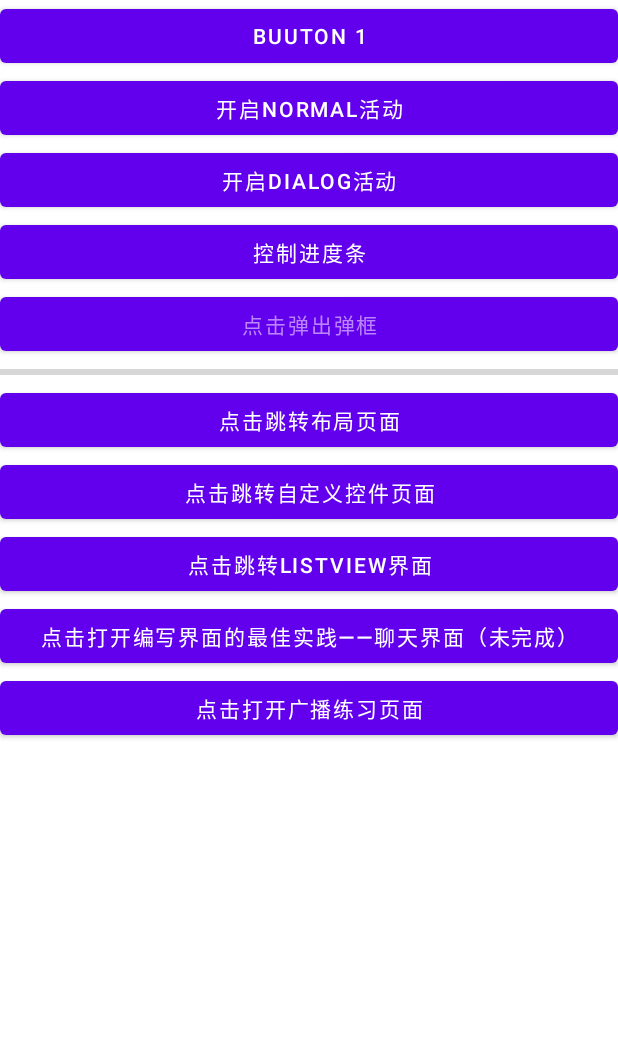
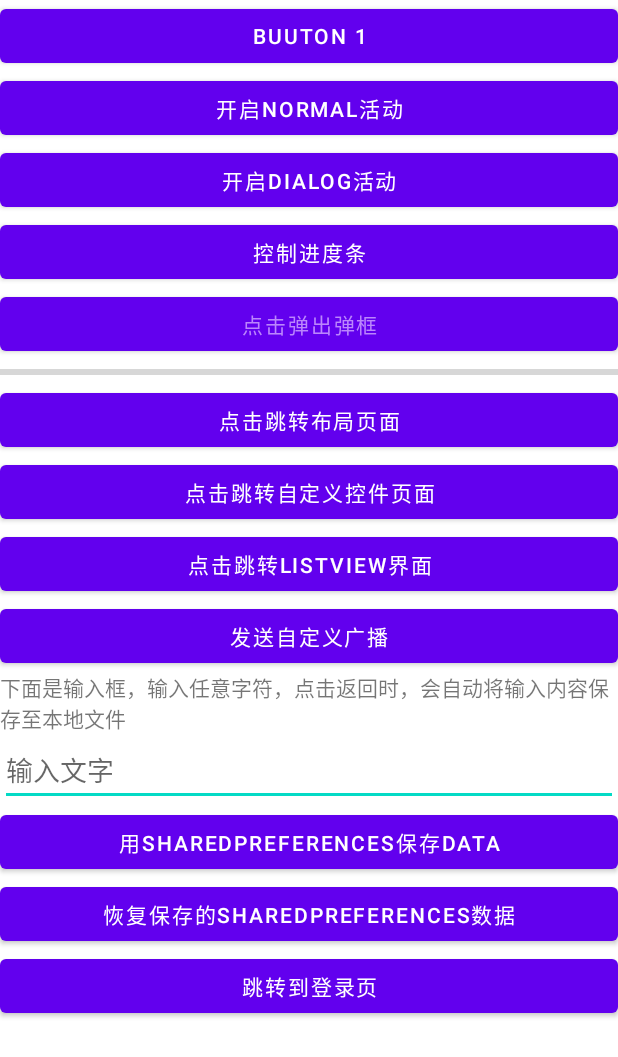
Before and after one commit to CalotteNeo/MyApplication2, an Android app: the layout first_layout.xml on its own in the app's theme, with its tools: preview values and no code run, on a phone screen of 412 x 824 dp. Shown: the top 1057 px of the screen. Run offline under Robolectric (Android 15) with nearby library versions, the phone set to English and light mode, and no system bars.

Commit message:
学习进度：第六章，数据存储

```diff
--- a/app/src/main/java/com/example/myapplication/BootCompleteReceiver.java
+++ b/app/src/main/java/com/example/myapplication/BootCompleteReceiver.java
@@ -5,6 +5,9 @@ import android.content.Context;
 import android.content.Intent;
 import android.widget.Toast;
 
+/**
+ * 接收“开机完成”广播的广播接收器，自定义
+ */
 public class BootCompleteReceiver extends BroadcastReceiver {
 
     @Override
--- a/app/src/main/res/layout/first_layout.xml
+++ b/app/src/main/res/layout/first_layout.xml
@@ -58,15 +58,45 @@
         />
     <Button
         android:layout_width="match_parent"
-        android:layout_height="wrap_content"
+        android:layout_height="0dp"
         android:id="@+id/start_UIBestPractice"
-        android:text="点击打开编写界面的最佳实践——聊天界面（未完成）"
+        android:text="点击打开编写界面的最佳实践——聊天界面（未完成）"/>
+    <Button
+        android:layout_width="match_parent"
+        android:layout_height="0dp"
+        android:id="@+id/start_BroadcastActivity"
+        android:text="点击打开广播练习页面"
         />
     <Button
         android:layout_width="match_parent"
         android:layout_height="wrap_content"
-        android:id="@+id/start_BroadcastActivity"
-        android:text="点击打开广播练习页面"
-        />
+        android:id="@+id/send_broadcast"
+        android:text="发送自定义广播"/>
+    <TextView
+        android:layout_width="match_parent"
+        android:layout_height="wrap_content"
+        android:id="@+id/save_files"
+        android:text="下面是输入框，输入任意字符，点击返回时，会自动将输入内容保存至本地文件"/>
+    <EditText
+        android:layout_width="match_parent"
+        android:layout_height="wrap_content"
+        android:id="@+id/edit"
+        android:hint="输入文字"/>
+    <Button
+        android:layout_width="match_parent"
+        android:layout_height="wrap_content"
+        android:id="@+id/save_data"
+        android:text="用SharedPreferences保存data"/>
+    <Button
+        android:layout_width="match_parent"
+        android:layout_height="wrap_content"
+        android:id="@+id/restore_data"
+        android:text="恢复保存的SharedPreferences数据"/>
+    <Button
+        android:layout_width="match_parent"
+        android:layout_height="wrap_content"
+        android:id="@+id/start_login"
+        android:text="跳转到登录页"/>
+
 
 </LinearLayout>
```
Also changed, not shown: app/src/main/AndroidManifest.xml (+13 -2 lines), app/src/main/java/com/example/myapplication/FirstActivity.java (+111 -0 lines), app/src/main/java/com/example/myapplication/LoginActivity.java (added, +71 -0 lines), app/src/main/java/com/example/myapplication/MyBroadcastReceiver.java (added, +17 -0 lines), app/src/main/res/layout/login_layout.xml (added, +39 -0 lines), 2 other files.
